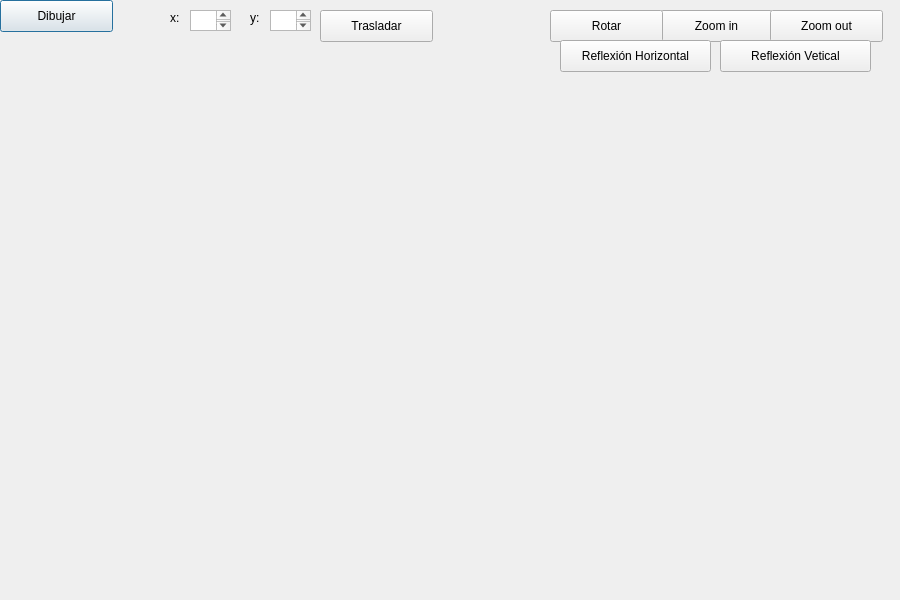
Old version of the form prismarec.ui in the repository yocoHM/GeometriaComputacional.
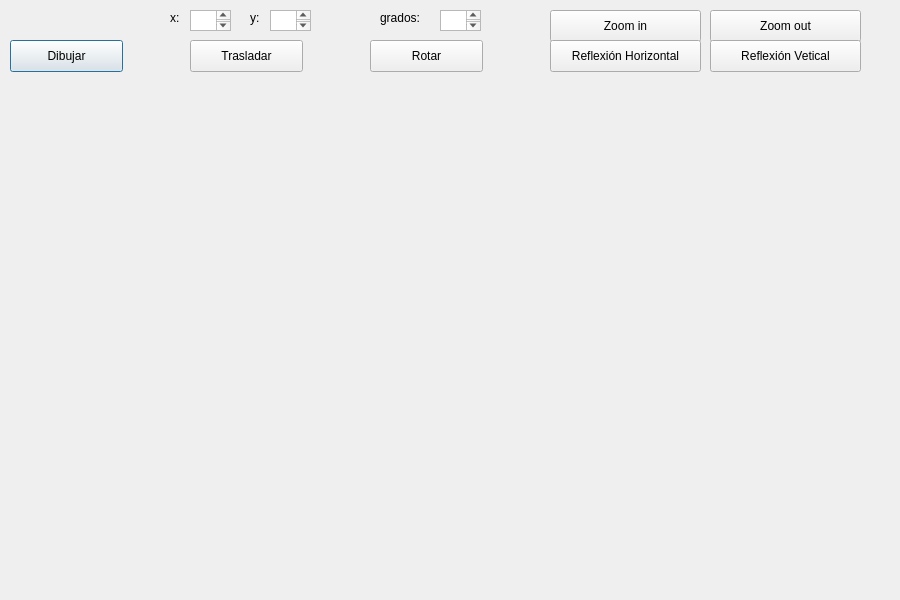
New version of the form.

Diff of the .ui file:
```diff
--- a/prismarec.ui
+++ b/prismarec.ui
@@ -16,8 +16,8 @@
   <widget class="QPushButton" name="pushButton">
    <property name="geometry">
     <rect>
-     <x>0</x>
-     <y>0</y>
+     <x>10</x>
+     <y>40</y>
      <width>113</width>
      <height>32</height>
     </rect>
@@ -52,8 +52,8 @@
   <widget class="QPushButton" name="pushButton_2">
    <property name="geometry">
     <rect>
-     <x>320</x>
-     <y>10</y>
+     <x>190</x>
+     <y>40</y>
      <width>113</width>
      <height>32</height>
     </rect>
@@ -88,9 +88,9 @@
   <widget class="QPushButton" name="pushButton_5">
    <property name="geometry">
     <rect>
-     <x>660</x>
+     <x>550</x>
      <y>10</y>
-     <width>113</width>
+     <width>151</width>
      <height>32</height>
     </rect>
    </property>
@@ -101,8 +101,8 @@
   <widget class="QPushButton" name="pushButton_3">
    <property name="geometry">
     <rect>
-     <x>550</x>
-     <y>10</y>
+     <x>370</x>
+     <y>40</y>
      <width>113</width>
      <height>32</height>
     </rect>
@@ -114,7 +114,7 @@
   <widget class="QPushButton" name="pushButton_6">
    <property name="geometry">
     <rect>
-     <x>560</x>
+     <x>550</x>
      <y>40</y>
      <width>151</width>
      <height>32</height>
@@ -127,9 +127,9 @@
   <widget class="QPushButton" name="pushButton_4">
    <property name="geometry">
     <rect>
-     <x>770</x>
+     <x>710</x>
      <y>10</y>
-     <width>113</width>
+     <width>151</width>
      <height>32</height>
     </rect>
    </property>
@@ -140,7 +140,7 @@
   <widget class="QPushButton" name="pushButton_7">
    <property name="geometry">
     <rect>
-     <x>720</x>
+     <x>710</x>
      <y>40</y>
      <width>151</width>
      <height>32</height>
@@ -150,6 +150,29 @@
     <string>Reflexión Vetical</string>
    </property>
   </widget>
+  <widget class="QTextEdit" name="boxGrados">
+   <property name="geometry">
+    <rect>
+     <x>440</x>
+     <y>10</y>
+     <width>41</width>
+     <height>21</height>
+    </rect>
+   </property>
+  </widget>
+  <widget class="QLabel" name="label_5">
+   <property name="geometry">
+    <rect>
+     <x>380</x>
+     <y>10</y>
+     <width>51</width>
+     <height>16</height>
+    </rect>
+   </property>
+   <property name="text">
+    <string>grados:</string>
+   </property>
+  </widget>
  </widget>
  <resources/>
  <connections/>
```
